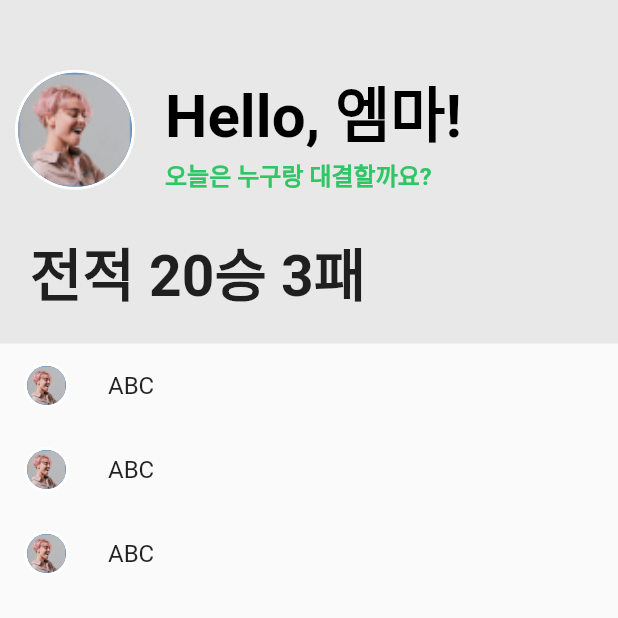
After one commit to wishin-YoYo/twalk-front-end, a Flutter app: the PvpPage screen opened directly, on a phone screen of 412 x 824 dp, the top half of it. The commit adds this screen. Run offline on Flutter 3.47's test engine with Material 2 defaults, Android fonts, the phone set to English and light mode, and no system bars; our stand-ins replace flutter_svg, google_maps_flutter, location; missing offline and left inert: flutter_polyline_points.

Commit message:
create cgcg

```diff
--- /dev/null
+++ b/lib/common_widgets.dart
@@ -0,0 +1,17 @@
+import 'package:flutter/material.dart';
+
+class ProfileImage extends StatelessWidget {
+  const ProfileImage(double this.size, {Key? key}) : super(key: key);
+  final size;
+  @override
+  Widget build(BuildContext context) {
+    return CircleAvatar(
+        radius: this.size/2,
+        backgroundColor: Colors.white,
+        child: CircleAvatar(
+          radius: this.size/2 - 2,
+          backgroundImage: const AssetImage('assets/Avatar.png'),
+        )
+    );
+  }
+}
--- /dev/null
+++ b/lib/common_widgets.style.dart
@@ -0,0 +1 @@
+import 'package:flutter/material.dart';
--- a/lib/constants.dart
+++ b/lib/constants.dart
@@ -1,4 +1,4 @@
 import 'package:flutter/material.dart';
 
 const String google_api_key = "AIzaSyCivS1l2P2kJLzkNS5H3t9uNZ7Q0ggoft8";
-const Color primaryColor = Color(0x30C665);
+const Color primaryColor = Color(0xff30c665);
--- a/lib/maps_components/rider_info.dart
+++ b/lib/maps_components/rider_info.dart
@@ -35,7 +35,7 @@ class RiderInfo extends StatelessWidget {
             onPressed: () {},
             child: SvgPicture.asset(
               "assets/icons/chat.svg",
-              color: Colors.white,
+              color: Colors.black,
             ),
           ),
         ),
--- /dev/null
+++ b/lib/pvp_page.dart
@@ -0,0 +1,144 @@
+import 'package:flutter/material.dart';
+import './common_widgets.dart' as common;
+import './constants.dart' as constants;
+import './pvp_page.style.dart' as pvpStyle;
+
+void main(){
+  runApp(MaterialApp(
+      home: PvpPage()
+  ));
+}
+
+class PvpPage extends StatelessWidget {
+  const PvpPage({Key? key}) : super(key: key);
+
+  @override
+  Widget build(BuildContext context) {
+    return Scaffold(
+      body:Container(
+        child: Column(
+          children: [
+            PvpProfile(),
+            PvpList(),
+          ],
+        ),
+      )
+    );
+  }
+}
+
+class PvpProfile extends StatefulWidget {
+  const PvpProfile({Key? key}) : super(key: key);
+
+  @override
+  State<PvpProfile> createState() => _PvpProfileState();
+}
+
+class _PvpProfileState extends State<PvpProfile> {
+  @override
+  Widget build(BuildContext context) {
+    return Container(
+      padding: EdgeInsets.fromLTRB(0, 40, 0, 0),
+      decoration: BoxDecoration(
+        color: Color.fromRGBO(232, 232, 232, 1.0),
+      ),
+      child: Column(
+        children: [
+          Container(
+            padding: EdgeInsets.fromLTRB(10, 5, 10, 5),
+            child: Row(
+              mainAxisAlignment: MainAxisAlignment.start,
+              children: [
+                // Need to change
+                common.ProfileImage(80),
+                Expanded(
+                  flex:1,
+                  child: Container(
+                    padding: EdgeInsets.fromLTRB(20, 0, 20, 0),
+                    width: double.infinity,
+                    child: Column(
+                      crossAxisAlignment: CrossAxisAlignment.start,
+                      children: [
+                        Text('Hello, 엠마!', style: TextStyle(
+                              fontSize: pvpStyle.h1Size,
+                              fontWeight: FontWeight.bold,
+                              color: Colors.black,
+                              overflow: TextOverflow.ellipsis,
+                          ),
+                        ),
+                        Text('오늘은 누구랑 대결할까요?', style: TextStyle(
+                          fontSize: pvpStyle.h3Size,
+                          fontWeight: FontWeight.bold,
+                          color: Color(0xff30c665),
+                          overflow: TextOverflow.ellipsis,
+                          ),
+                        ),
+                      ],
+                    ),
+                  ),
+                )
+              ],
+            )
+          ),
+          Container(
+            width: double.infinity,
+            padding: EdgeInsets.fromLTRB(20, 20, 20, 20),
+            child: Text(
+              '전적 20승 3패',
+              textAlign: TextAlign.left,
+              style: TextStyle(
+                fontSize: 38,
+                fontWeight: FontWeight.bold,
+              ),
+            )
+          ),
+        ],
+      ),
+    );
+  }
+}
+
+class PvpList extends StatefulWidget {
+  PvpList({Key? key}) : super(key: key);
+
+  @override
+  State<PvpList> createState() => _PvpListState();
+}
+
+class _PvpListState extends State<PvpList> {
+  // final List<PvpListEntity> pvpListEntries = [1,2,3];
+  final pvpListEntries = [1,2,3];
+  final entityColors = const [
+    Color.fromRGBO(0, 255, 196, 0.5019607843137255),
+    Color.fromRGBO(248, 228, 6, 0.5058823529411764),
+    Color.fromRGBO(142, 108, 255, 0.5019607843137255),
+  ];
+
+  @override
+  Widget build(BuildContext context) {
+    return Container(
+      child: ListView.builder(
+        scrollDirection: Axis.vertical,
+        shrinkWrap: true,
+        itemCount: 3,
+        itemBuilder: (c, i){
+          return ListTile(
+            leading: common.ProfileImage(30),
+            title: Text('ABC'),
+          );
+        },
+      )
+    );
+  }
+}
+
+class PvpListEntity extends StatelessWidget {
+  const PvpListEntity(this.backgroundColor, {Key? key}) : super(key: key);
+
+  final Color backgroundColor;
+
+  @override
+  Widget build(BuildContext context) {
+    return Container();
+  }
+}
--- /dev/null
+++ b/lib/pvp_page.style.dart
@@ -0,0 +1,3 @@
+final h1Size = 40.toDouble();
+final h2Size = 20.toDouble();
+final h3Size = 16.toDouble();
```
Also changed, not shown: 1 other file.
